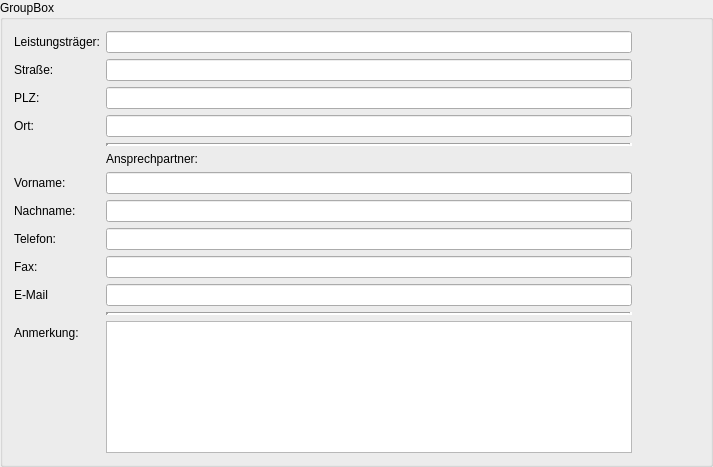
The window that drk_client/leistungstraegerbox.ui (Robotregent/EBP) describes before a commit, drawn with Qt 5.
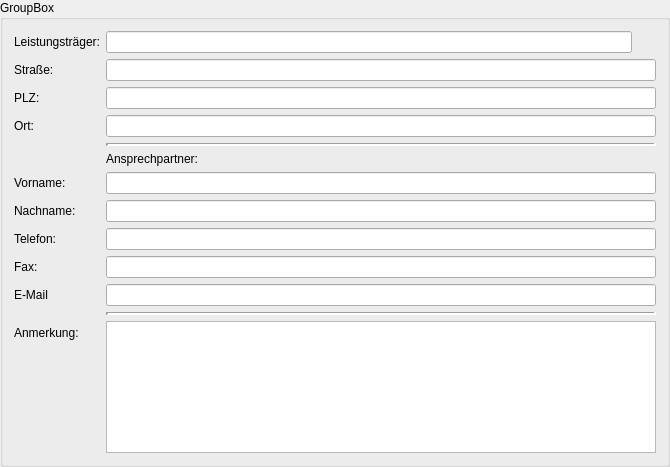
The same window after the commit.

Commit message: Widgets für Betreuungsdokumentation designt. Das Layout Leistungsträgerboxen orientiert sich an der screensize. Neue Wohngruppenereignisse werden jetzt in Popups eingetragen. Damit ist Bildschirm aufgeräumter.

Diff of the .ui file:
```diff
--- a/drk_client/leistungstraegerbox.ui
+++ b/drk_client/leistungstraegerbox.ui
@@ -6,13 +6,13 @@
    <rect>
     <x>0</x>
     <y>0</y>
-    <width>713</width>
+    <width>670</width>
     <height>467</height>
    </rect>
   </property>
   <property name="maximumSize">
    <size>
-    <width>16777215</width>
+    <width>670</width>
     <height>470</height>
    </size>
   </property>
@@ -22,7 +22,7 @@
   <property name="title">
    <string>GroupBox</string>
   </property>
-  <layout class="QHBoxLayout" name="horizontalLayout" stretch="1,5">
+  <layout class="QHBoxLayout" name="horizontalLayout" stretch="1">
    <item>
     <layout class="QFormLayout" name="formLayout">
      <item row="0" column="0">
@@ -167,19 +167,6 @@
      </item>
     </layout>
    </item>
-   <item>
-    <spacer name="horizontalSpacer">
-     <property name="orientation">
-      <enum>Qt::Horizontal</enum>
-     </property>
-     <property name="sizeHint" stdset="0">
-      <size>
-       <width>40</width>
-       <height>20</height>
-      </size>
-     </property>
-    </spacer>
-   </item>
   </layout>
  </widget>
  <resources/>
```
The commit also changes 19 other files.
